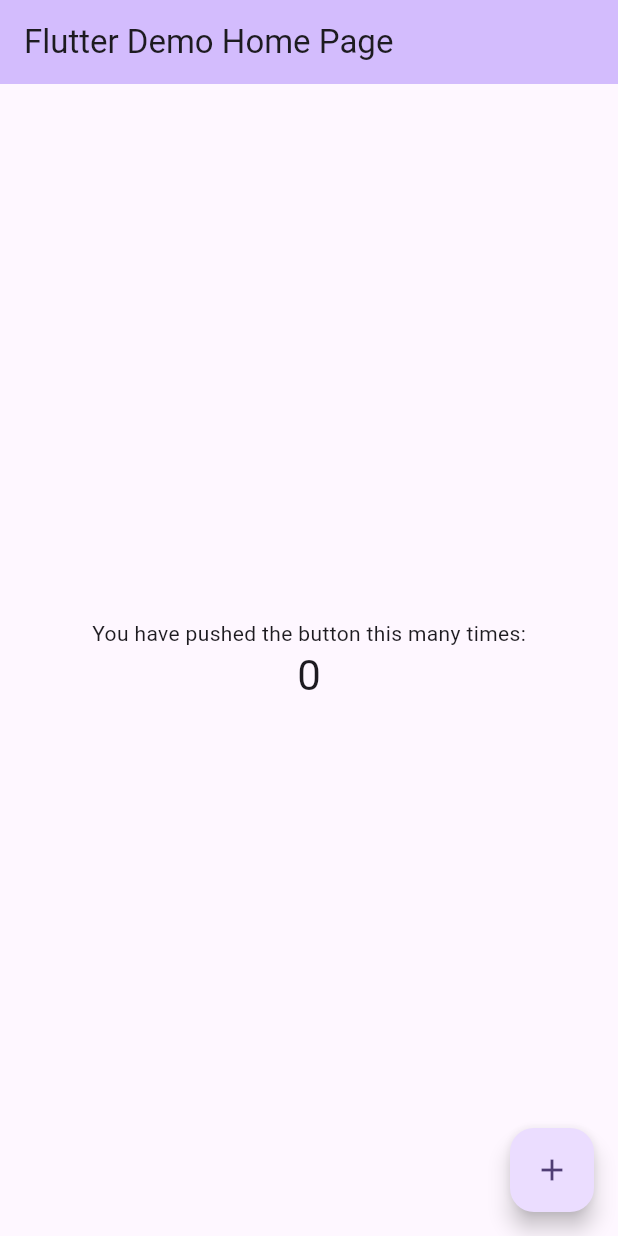
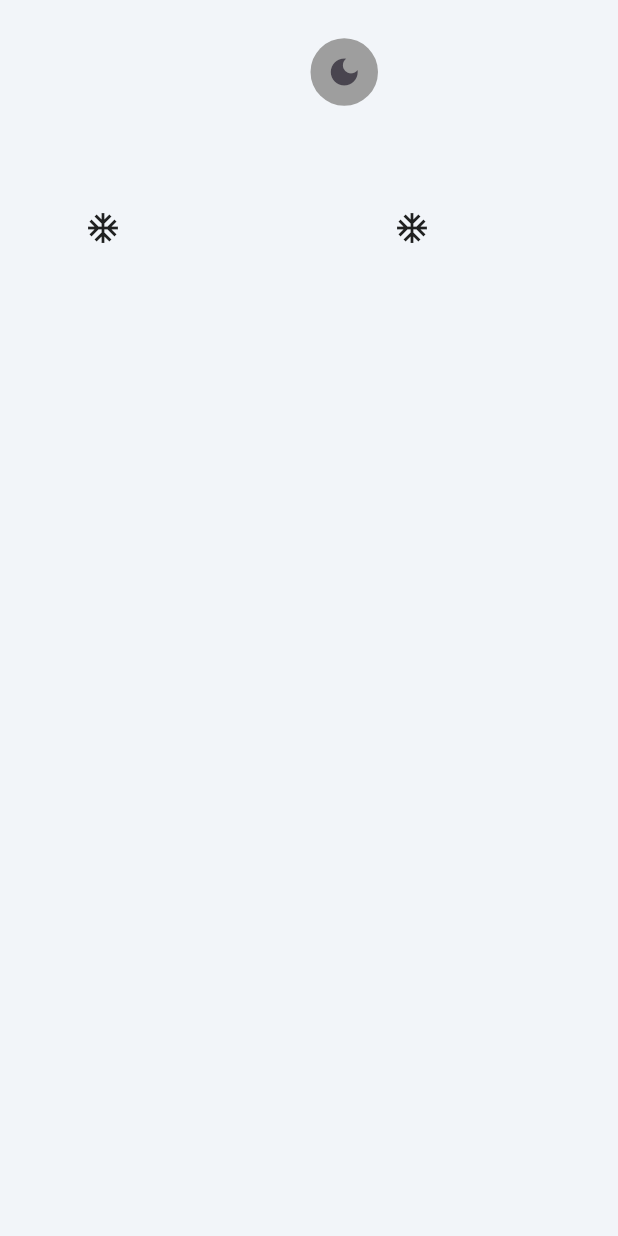
Before and after one commit to ps6067966/portfolio, a Flutter app: the screen it shows after launch, on a phone screen of 412 x 824 dp. Run offline on Flutter 3.47's test engine with Material 2 defaults, Android fonts, the phone set to English and light mode, and no system bars.

Commit message:
home screen

```diff
--- /dev/null
+++ b/lib/features/home/home_screen.dart
@@ -0,0 +1,42 @@
+import 'package:flutter/material.dart';
+
+import 'xappbar.dart';
+
+class HomeScreen extends StatelessWidget {
+  const HomeScreen({super.key});
+
+  @override
+  Widget build(BuildContext context) {
+    return Scaffold(
+      appBar: const XAppBar(),
+      body: SafeArea(
+        child: Padding(
+          padding: const EdgeInsets.only(top: 40),
+          child: Column(
+            children: [
+              Row(
+                mainAxisSize: MainAxisSize.min,
+                children: [
+                  const Expanded(
+                      child: SizedBox(
+                    child: Column(
+                      children: [Icon(Icons.ac_unit)],
+                    ),
+                  )),
+                  Expanded(
+                    flex: 2,
+                    child: Container(
+                      child: const Column(
+                        children: [Icon(Icons.ac_unit)],
+                      ),
+                    ),
+                  ),
+                ],
+              )
+            ],
+          ),
+        ),
+      ),
+    );
+  }
+}
--- /dev/null
+++ b/lib/features/home/xappbar.dart
@@ -0,0 +1,35 @@
+import 'package:flutter/material.dart';
+import 'package:portfolio/global/app_color.dart';
+
+class XAppBar extends StatelessWidget implements PreferredSizeWidget {
+  const XAppBar({super.key});
+
+  @override
+  Widget build(BuildContext context) {
+    return Padding(
+      padding: const EdgeInsets.only(left: 160.0, right: 160.0, top: 20.0),
+      child: AppBar(
+        backgroundColor: AppColors.scaffoldBackgroundColor,
+        title: const Text(
+          "Nikhil Solanki",
+          style: TextStyle(fontSize: 20),
+        ),
+        centerTitle: false,
+        actions: [
+          Container(
+            width: 45,
+            height: 45,
+            decoration: const BoxDecoration(
+              color: Colors.grey,
+              shape: BoxShape.circle,
+            ),
+            child: const Center(child: Icon(Icons.dark_mode)),
+          )
+        ],
+      ),
+    );
+  }
+
+  @override
+  Size get preferredSize => const Size.fromHeight(100);
+}
--- /dev/null
+++ b/lib/global/app_color.dart
@@ -0,0 +1,5 @@
+import 'package:flutter/material.dart';
+
+class AppColors {
+  static const scaffoldBackgroundColor = Color(0xffF2F5F9);
+}
--- a/lib/main.dart
+++ b/lib/main.dart
@@ -1,4 +1,7 @@
 import 'package:flutter/material.dart';
+import 'package:portfolio/global/app_color.dart';
+
+import 'features/home/home_screen.dart';
 
 void main() {
   runApp(const MyApp());
@@ -11,115 +14,16 @@ class MyApp extends StatelessWidget {
   @override
   Widget build(BuildContext context) {
     return MaterialApp(
-      title: 'Flutter Demo',
-      theme: ThemeData(
-        // This is the theme of your application.
-        //
-        // TRY THIS: Try running your application with "flutter run". You'll see
-        // the application has a blue toolbar. Then, without quitting the app,
-        // try changing the seedColor in the colorScheme below to Colors.green
-        // and then invoke "hot reload" (save your changes or press the "hot
-        // reload" button in a Flutter-supported IDE, or press "r" if you used
-        // the command line to start the app).
-        //
-        // Notice that the counter didn't reset back to zero; the application
-        // state is not lost during the reload. To reset the state, use hot
-        // restart instead.
-        //
-        // This works for code too, not just values: Most code changes can be
-        // tested with just a hot reload.
-        colorScheme: ColorScheme.fromSeed(seedColor: Colors.deepPurple),
+      debugShowCheckedModeBanner: false,
+      title: 'Portfolio',
+      themeMode: ThemeMode.light,
+      darkTheme: ThemeData.dark(),
+      theme: ThemeData.light(
         useMaterial3: true,
+      ).copyWith(
+        scaffoldBackgroundColor: AppColors.scaffoldBackgroundColor,
       ),
-      home: const MyHomePage(title: 'Flutter Demo Home Page'),
+      home: const HomeScreen(),
     );
   }
 }
-
-class MyHomePage extends StatefulWidget {
-  const MyHomePage({super.key, required this.title});
-
-  // This widget is the home page of your application. It is stateful, meaning
-  // that it has a State object (defined below) that contains fields that affect
-  // how it looks.
-
-  // This class is the configuration for the state. It holds the values (in this
-  // case the title) provided by the parent (in this case the App widget) and
-  // used by the build method of the State. Fields in a Widget subclass are
-  // always marked "final".
-
-  final String title;
-
-  @override
-  State<MyHomePage> createState() => _MyHomePageState();
-}
-
-class _MyHomePageState extends State<MyHomePage> {
-  int _counter = 0;
-
-  void _incrementCounter() {
-    setState(() {
-      // This call to setState tells the Flutter framework that something has
-      // changed in this State, which causes it to rerun the build method below
-      // so that the display can reflect the updated values. If we changed
-      // _counter without calling setState(), then the build method would not be
-      // called again, and so nothing would appear to happen.
-      _counter++;
-    });
-  }
-
-  @override
-  Widget build(BuildContext context) {
-    // This method is rerun every time setState is called, for instance as done
-    // by the _incrementCounter method above.
-    //
-    // The Flutter framework has been optimized to make rerunning build methods
-    // fast, so that you can just rebuild anything that needs updating rather
-    // than having to individually change instances of widgets.
-    return Scaffold(
-      appBar: AppBar(
-        // TRY THIS: Try changing the color here to a specific color (to
-        // Colors.amber, perhaps?) and trigger a hot reload to see the AppBar
-        // change color while the other colors stay the same.
-        backgroundColor: Theme.of(context).colorScheme.inversePrimary,
-        // Here we take the value from the MyHomePage object that was created by
-        // the App.build method, and use it to set our appbar title.
-        title: Text(widget.title),
-      ),
-      body: Center(
-        // Center is a layout widget. It takes a single child and positions it
-        // in the middle of the parent.
-        child: Column(
-          // Column is also a layout widget. It takes a list of children and
-          // arranges them vertically. By default, it sizes itself to fit its
-          // children horizontally, and tries to be as tall as its parent.
-          //
-          // Column has various properties to control how it sizes itself and
-          // how it positions its children. Here we use mainAxisAlignment to
-          // center the children vertically; the main axis here is the vertical
-          // axis because Columns are vertical (the cross axis would be
-          // horizontal).
-          //
-          // TRY THIS: Invoke "debug painting" (choose the "Toggle Debug Paint"
-          // action in the IDE, or press "p" in the console), to see the
-          // wireframe for each widget.
-          mainAxisAlignment: MainAxisAlignment.center,
-          children: <Widget>[
-            const Text(
-              'You have pushed the button this many times:',
-            ),
-            Text(
-              '$_counter',
-              style: Theme.of(context).textTheme.headlineMedium,
-            ),
-          ],
-        ),
-      ),
-      floatingActionButton: FloatingActionButton(
-        onPressed: _incrementCounter,
-        tooltip: 'Increment',
-        child: const Icon(Icons.add),
-      ), // This trailing comma makes auto-formatting nicer for build methods.
-    );
-  }
-}
```
Also changed, not shown: pubspec.yaml (+8 -69 lines), assets/icons/app.svg (added), assets/icons/code.svg (added), assets/icons/email.svg (added), assets/icons/facebook.svg (added), assets/icons/github.svg (added), assets/icons/linkedin.svg (added), assets/icons/location.svg (added), assets/icons/mentor.svg (added), assets/icons/phone.svg (added), assets/icons/twitter.svg (added), pubspec.lock, 2 other files.
